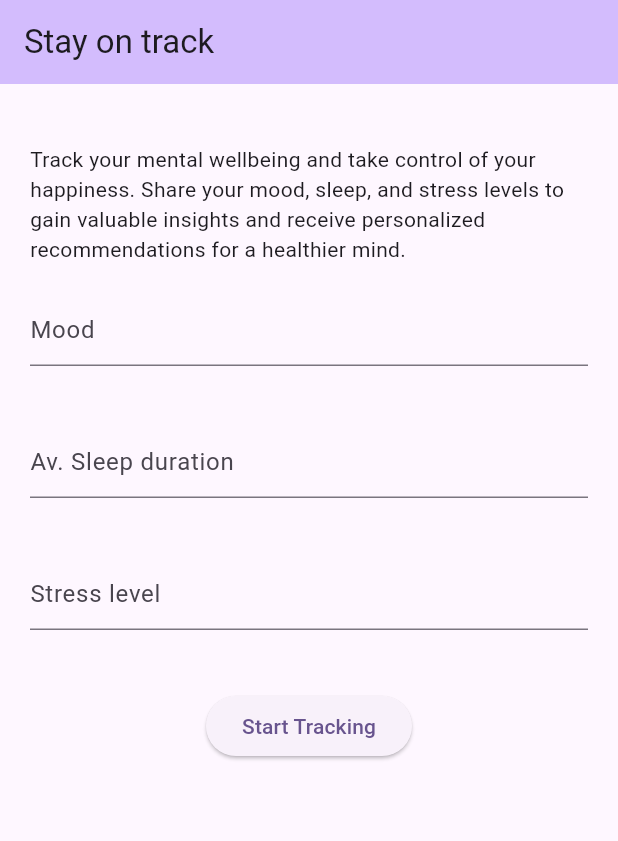
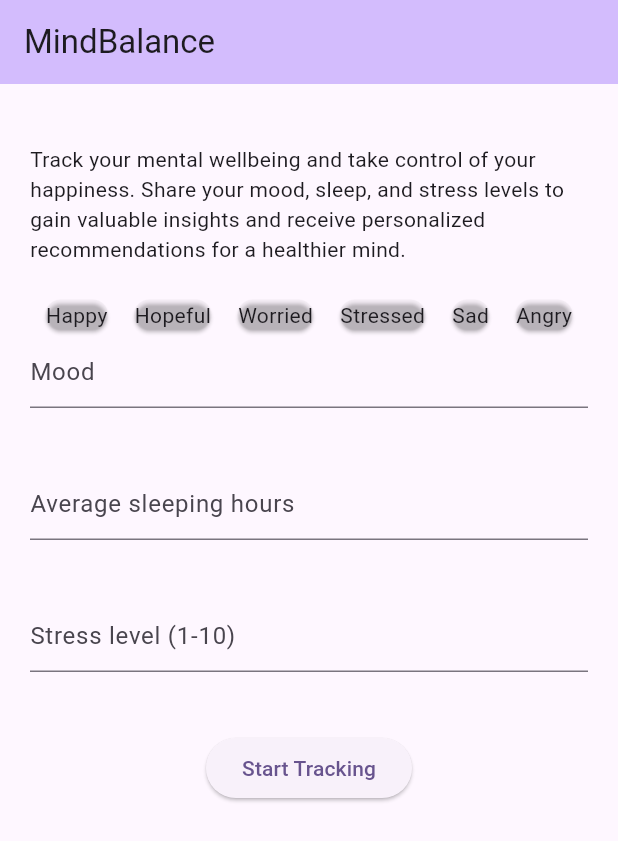
Before and after one commit to yusuf-umarr/MindBalance, a Flutter app: the screen it shows after launch, on a phone screen of 412 x 824 dp. Shown: the top 841 px of the screen. Run offline on Flutter 3.47's test engine with Material 3 defaults, Android fonts, the phone set to English and light mode, and no system bars; our stand-ins replace google_generative_ai.

Commit message:
feat: implemented mood card

```diff
--- a/lib/home.dart
+++ b/lib/home.dart
@@ -15,6 +15,9 @@ class _HomePageState extends State<HomePage> {
   final TextEditingController _sleepHourController = TextEditingController();
   final TextEditingController _stressLevelController = TextEditingController();
 
+List<String> moodData =["Happy","Hopeful", "Worried", "Stressed","Sad","Angry"];
+
+String? currentMood;
   @override
   void dispose() {
     _moodController.dispose();
@@ -28,7 +31,7 @@ class _HomePageState extends State<HomePage> {
   Widget build(BuildContext context) {
     return Scaffold(
       appBar: AppBar(
-        title: const Text('Stay on track'),
+        title: const Text('MindBalance'),
         backgroundColor: Theme.of(context).colorScheme.inversePrimary,
       ),
       body: Padding(
@@ -43,6 +46,7 @@ class _HomePageState extends State<HomePage> {
               const SizedBox(
                 height: 20,
               ),
+              _showMoodCard(),
               TextFormField(
                 controller: _moodController,
                 decoration: const InputDecoration(hintText: "Mood"),
@@ -52,14 +56,14 @@ class _HomePageState extends State<HomePage> {
               ),
               TextFormField(
                 controller: _sleepHourController,
-                decoration: const InputDecoration(hintText: "Av. Sleep duration"),
+                decoration: const InputDecoration(hintText: "Average sleeping hours"),
               ),
               const SizedBox(
                 height: 40,
               ),
               TextFormField(
                 controller: _stressLevelController,
-                decoration: const InputDecoration(hintText: "Stress level"),
+                decoration: const InputDecoration(hintText: "Stress level (1-10)"),
               ),
               const SizedBox(
                 height: 40,
@@ -104,4 +108,24 @@ class _HomePageState extends State<HomePage> {
       ),
     );
   }
+
+  _showMoodCard(){
+    return Wrap(
+      spacing: 10,
+      runSpacing: 10,
+      children:moodData.map<Widget>((mood){
+        return InkWell(
+          onTap: (){
+            setState(() {
+              currentMood = mood;
+            });
+          },
+          child: Card(
+            color: mood ==currentMood?Colors.blue:Colors.transparent,
+            child: Text(mood),));
+      } ).toList(),
+    );
+  }
+
+
 }
```
